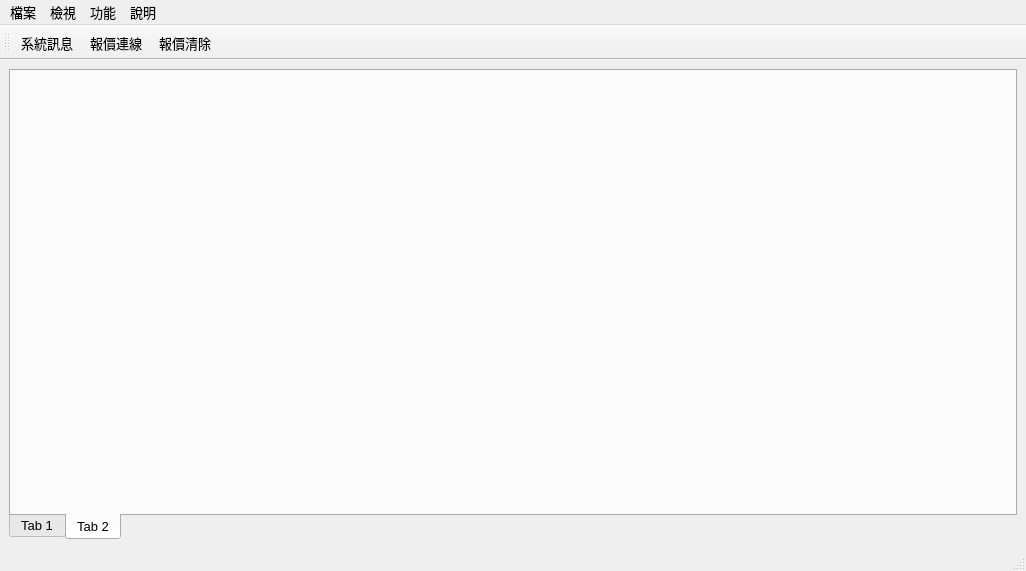
Above: APIver1/UI/MainWindow.ui from clamgee/python-code before the change. Below: the same form after it.
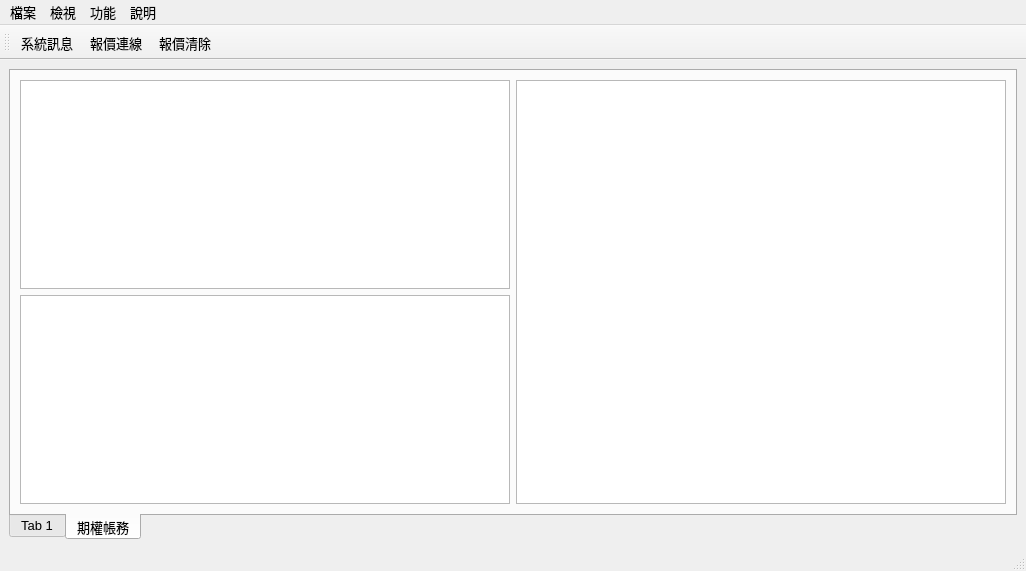
That is the form after the change. The open tabs and pages were chosen to show the change.

The edit to the form file:
```diff
--- a/APIver1/UI/MainWindow.ui
+++ b/APIver1/UI/MainWindow.ui
@@ -255,9 +255,31 @@
       </widget>
       <widget class="QWidget" name="tab_2">
        <attribute name="title">
-        <string>Tab 2</string>
+        <string>期權帳務</string>
        </attribute>
-       <layout class="QGridLayout" name="gridLayout"/>
+       <layout class="QGridLayout" name="gridLayout">
+        <item row="0" column="0">
+         <layout class="QHBoxLayout" name="horizontalLayout_6" stretch="1,1">
+          <item>
+           <layout class="QVBoxLayout" name="verticalLayout_5">
+            <item>
+             <widget class="QTableView" name="tableView"/>
+            </item>
+            <item>
+             <widget class="QTableView" name="tableView_2"/>
+            </item>
+           </layout>
+          </item>
+          <item>
+           <widget class="QTableView" name="Right_TB">
+            <property name="alternatingRowColors">
+             <bool>true</bool>
+            </property>
+           </widget>
+          </item>
+         </layout>
+        </item>
+       </layout>
       </widget>
      </widget>
     </item>
```
Left out of the diff: 13 changed lines with no effect on the pictures.
